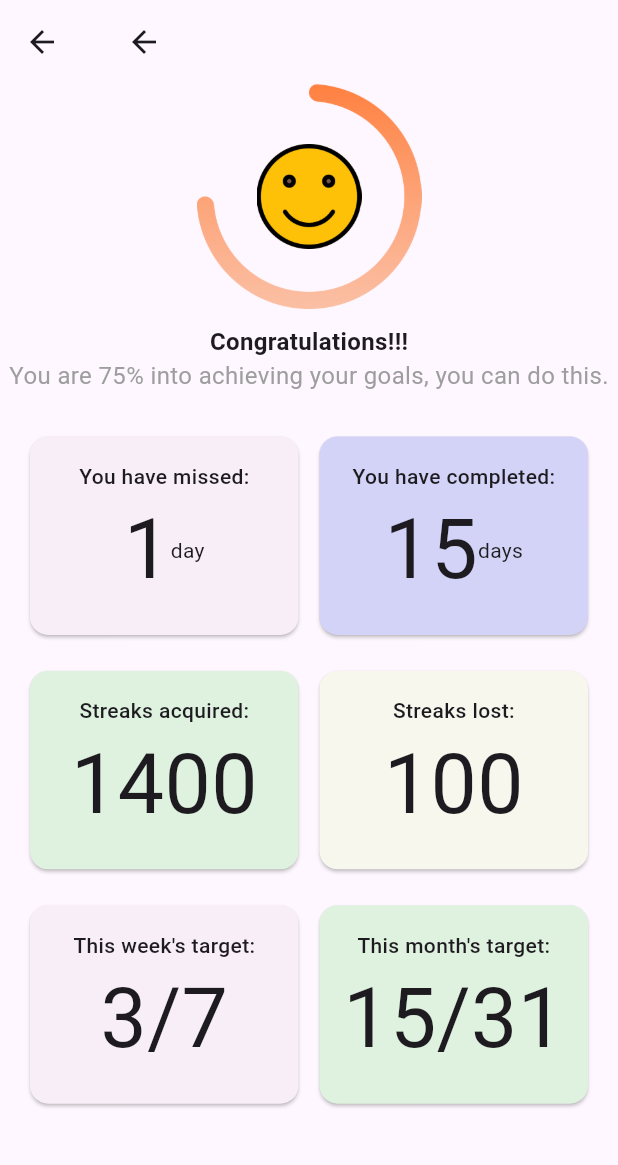
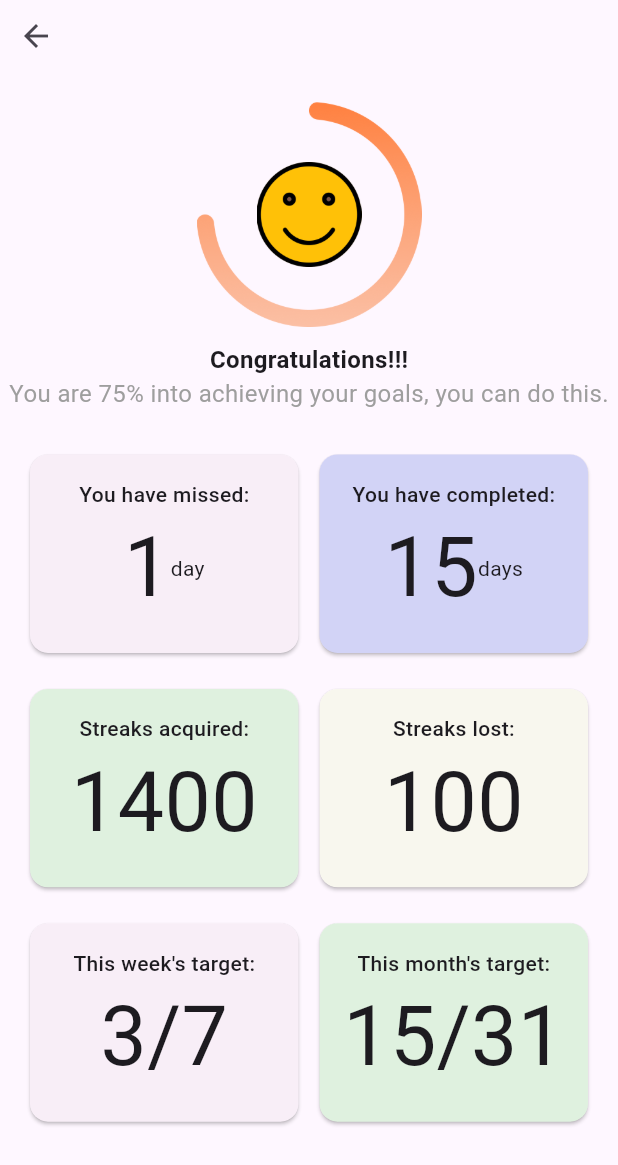
Before and after one commit to Sparklinglily/Habit-Tracker-App, a Flutter app: the ProgressPage screen opened directly, after a tap on the "arrow back" icon, on a phone screen of 412 x 824 dp. Shown: the top 1165 px of the screen. Run offline on Flutter 3.47's test engine with Material 3 defaults, Android fonts, the phone set to English and light mode, and no system bars; our stand-ins replace cloud_firestore, email_validator, firebase_auth, firebase_core, flutter_slidable, get and 4 more; missing offline and left inert: dart:ffi; accounts and stored records are empty; network calls fail.

```diff
--- a/lib/presentation/views/MainScreens/bottomNavButtons/Habit/track_progress.dart
+++ b/lib/presentation/views/MainScreens/bottomNavButtons/Habit/track_progress.dart
@@ -36,17 +36,21 @@ class ProgressPage extends StatelessWidget {
   @override
   Widget build(BuildContext context) {
     return Scaffold(
-      appBar: AppBar(
-        title: IconButton(
-          icon: const Icon(Icons.arrow_back_outlined),
-          onPressed: () {},
-        ),
-      ),
-      body: SingleChildScrollView(
+      body: SafeArea(
+        child: SingleChildScrollView(
+          physics: null,
           child: Column(
             mainAxisAlignment: MainAxisAlignment.center,
             // crossAxisAlignment: CrossAxisAlignment.center,
             children: [
+              Align(
+                  alignment: Alignment.topLeft,
+                  child: IconButton(
+                      onPressed: () {
+                        Navigator.of(context).pop;
+                      },
+                      icon: Icon(Icons.arrow_back_outlined))),
+              SizedBox(height: 20),
               Align(
                 alignment: Alignment.center,
                 child: Stack(
@@ -107,6 +111,7 @@ class ProgressPage extends StatelessWidget {
             ],
           ),
         ),
+      ),
     );
   }
 }
```
Lines whose indentation alone changed are shown as unchanged.
